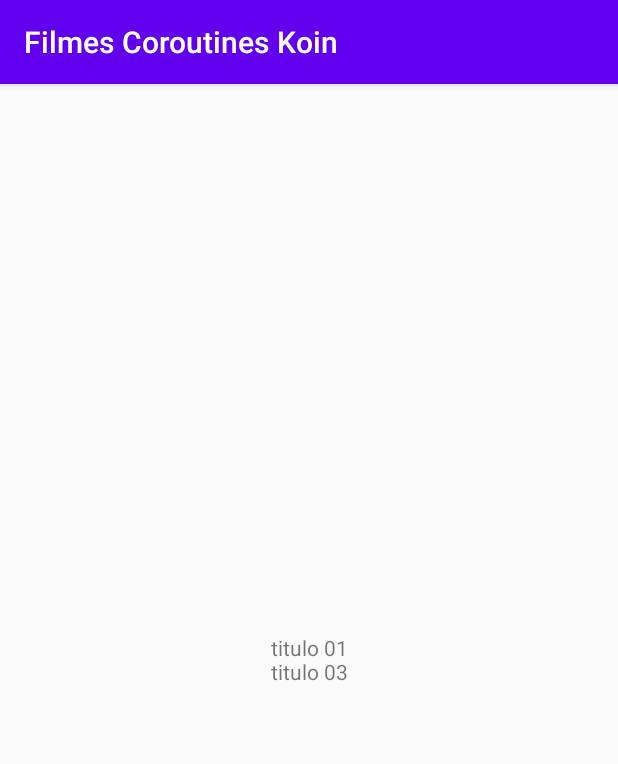
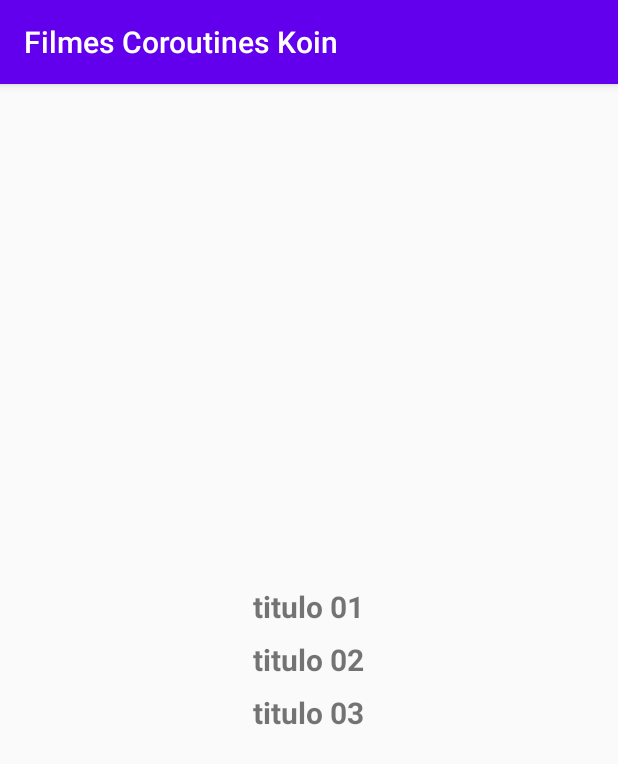
Before and after one commit to maurozem/Filmes, an Android app: the screen it shows after launch (MainActivity), on a phone screen of 412 x 824 dp. Shown: the top 764 px of the screen. Run offline under Robolectric (Android 15) with nearby library versions, the phone set to English and light mode, and no system bars.

Commit message:
koin implementado com parâmetros;

```diff
--- a/app/build.gradle
+++ b/app/build.gradle
@@ -36,12 +36,15 @@ dependencies {
     implementation 'androidx.lifecycle:lifecycle-extensions:2.2.0'
     implementation 'androidx.lifecycle:lifecycle-viewmodel-ktx:2.2.0'
 
+    implementation 'android.arch.navigation:navigation-fragment-ktx:1.0.0'
+    implementation 'android.arch.navigation:navigation-ui-ktx:1.0.0'
+
     implementation "org.koin:koin-android:$koin_version"
     implementation "org.koin:koin-androidx-scope:$koin_version"
     implementation "org.koin:koin-androidx-viewmodel:$koin_version"
 
 
-    testImplementation 'junit:junit:4.12'
+    testImplementation 'junit:junit:4.13'
     androidTestImplementation 'androidx.test.ext:junit:1.1.1'
     androidTestImplementation 'androidx.test.espresso:espresso-core:3.2.0'
 }
--- a/app/src/main/java/ms/zem/filmescoroutineskoin/di/MainModule.kt
+++ b/app/src/main/java/ms/zem/filmescoroutineskoin/di/MainModule.kt
@@ -1,5 +1,6 @@
 package ms.zem.filmescoroutineskoin.di
 
+import androidx.navigation.NavController
 import ms.zem.filmescoroutineskoin.ui.main.MainRepository
 import ms.zem.filmescoroutineskoin.ui.main.MainRepositoryInterface
 import ms.zem.filmescoroutineskoin.ui.main.MainViewModel
@@ -8,6 +9,13 @@ import org.koin.core.module.Module
 import org.koin.dsl.module
 
 val mainModule : Module = module {
-    single<MainRepositoryInterface> { MainRepository() }
-    viewModel { MainViewModel(repository = get()) }
+    single<MainRepositoryInterface> {
+        MainRepository()
+    }
+    viewModel { (navController: NavController) ->
+        MainViewModel(
+            repository = get(),
+            navController = navController
+        )
+    }
 }
--- a/app/src/main/java/ms/zem/filmescoroutineskoin/ui/main/MainFragment.kt
+++ b/app/src/main/java/ms/zem/filmescoroutineskoin/ui/main/MainFragment.kt
@@ -6,13 +6,18 @@ import android.view.LayoutInflater
 import android.view.View
 import android.view.ViewGroup
 import androidx.lifecycle.Observer
+import androidx.navigation.NavController
+import androidx.navigation.fragment.findNavController
 import kotlinx.android.synthetic.main.main_fragment.*
 import ms.zem.filmescoroutineskoin.R
 import org.koin.androidx.viewmodel.ext.android.viewModel
+import org.koin.core.parameter.parametersOf
 
 class MainFragment : Fragment() {
 
-    private val viewModel: MainViewModel by viewModel()
+    private val viewModel: MainViewModel by viewModel{
+        parametersOf(context?.let { NavController(it) })
+    }
 
     override fun onCreateView(inflater: LayoutInflater, container: ViewGroup?,
                               savedInstanceState: Bundle?): View {
--- a/app/src/main/java/ms/zem/filmescoroutineskoin/ui/main/MainViewModel.kt
+++ b/app/src/main/java/ms/zem/filmescoroutineskoin/ui/main/MainViewModel.kt
@@ -4,12 +4,16 @@ import androidx.lifecycle.LiveData
 import androidx.lifecycle.MutableLiveData
 import androidx.lifecycle.ViewModel
 import androidx.lifecycle.ViewModelProvider
+import androidx.navigation.NavController
 import kotlinx.coroutines.CoroutineScope
 import kotlinx.coroutines.Dispatchers
 import kotlinx.coroutines.launch
 import kotlinx.coroutines.withContext
 
-class MainViewModel(private val repository: MainRepositoryInterface) : ViewModel() {
+class MainViewModel(
+    private val repository: MainRepositoryInterface,
+    private val navController: NavController
+) : ViewModel() {
 
     private val filmesMutable = MutableLiveData<List<Filme>>()
     val filmesLiveData: LiveData<List<Filme>> = filmesMutable
@@ -30,10 +34,10 @@ class MainViewModel(private val repository: MainRepositoryInterface) : ViewModel
     }
 
     // não precisa mais por causa co koin
-    class MainViewModelFactory(private val repository: MainRepositoryInterface): ViewModelProvider.Factory {
-        override fun <T : ViewModel?> create(modelClass: Class<T>): T {
-            return MainViewModel(repository) as T
-        }
-    }
+//    class MainViewModelFactory(private val repository: MainRepositoryInterface): ViewModelProvider.Factory {
+//        override fun <T : ViewModel?> create(modelClass: Class<T>): T {
+//            return MainViewModel(repository) as T
+//        }
+//    }
 
 }
--- a/app/src/main/res/layout/main_fragment.xml
+++ b/app/src/main/res/layout/main_fragment.xml
@@ -1,8 +1,10 @@
 <?xml version="1.0" encoding="utf-8"?>
-<androidx.constraintlayout.widget.ConstraintLayout xmlns:android="http://schemas.android.com/apk/res/android"
-    xmlns:app="http://schemas.android.com/apk/res-auto"
+<LinearLayout
+    xmlns:android="http://schemas.android.com/apk/res/android"
     xmlns:tools="http://schemas.android.com/tools"
     android:id="@+id/main"
+    android:orientation="vertical"
+    android:gravity="center"
     android:layout_width="match_parent"
     android:layout_height="match_parent"
     tools:context=".ui.main.MainFragment">
@@ -12,29 +14,25 @@
         android:layout_width="wrap_content"
         android:layout_height="wrap_content"
         android:layout_marginBottom="8dp"
-        tools:text="111"
-        app:layout_constraintBottom_toTopOf="@id/tv2"
-        app:layout_constraintEnd_toEndOf="parent"
-        app:layout_constraintStart_toStartOf="parent" />
+        android:textSize="20sp"
+        android:textStyle="bold"
+        tools:text="111"  />
 
     <TextView
         android:id="@+id/tv2"
         android:layout_width="wrap_content"
         android:layout_height="wrap_content"
-        tools:text="222"
-        app:layout_constraintEnd_toEndOf="parent"
-        app:layout_constraintStart_toStartOf="parent"
-        app:layout_constraintTop_toBottomOf="parent"
-        app:layout_constraintBottom_toTopOf="parent"/>
+        android:textSize="20sp"
+        android:textStyle="bold"
+        tools:text="222" />
 
     <TextView
         android:id="@+id/tv3"
         android:layout_width="wrap_content"
         android:layout_height="wrap_content"
         android:layout_marginTop="8dp"
-        tools:text="333"
-        app:layout_constraintEnd_toEndOf="parent"
-        app:layout_constraintStart_toStartOf="parent"
-        app:layout_constraintTop_toBottomOf="@id/tv2" />
+        android:textSize="20sp"
+        android:textStyle="bold"
+        tools:text="333"  />
 
-</androidx.constraintlayout.widget.ConstraintLayout>
+</LinearLayout>
```
